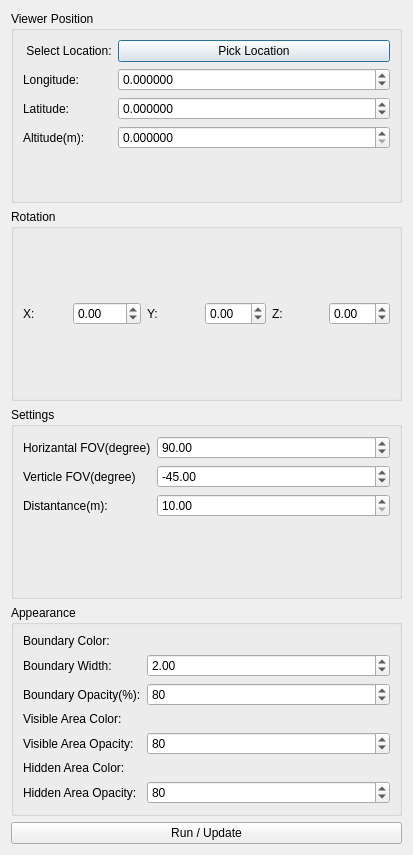
Old version of the form app/ViewshedAnalysisWidget.ui in the repository adithyahk46/GeoLayer-X.
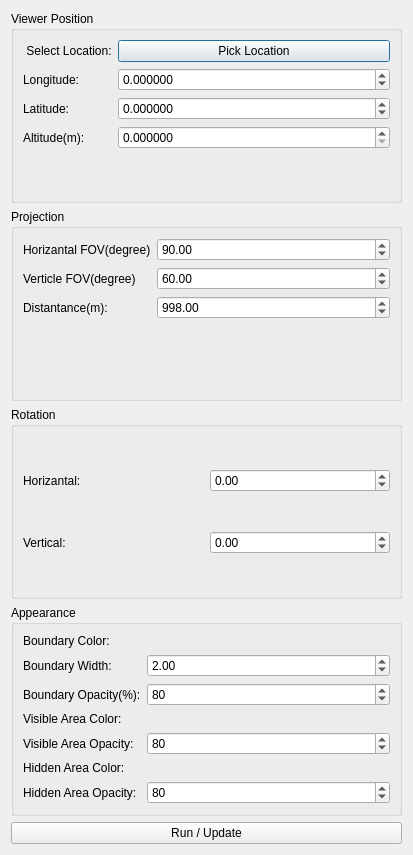
New version of the form.

Commit message: singleCam viewshed updated -shader left

Patch:
```diff
--- a/app/ViewshedAnalysisWidget.ui
+++ b/app/ViewshedAnalysisWidget.ui
@@ -106,94 +106,10 @@
      </layout>
     </widget>
    </item>
-   <item>
-    <widget class="QGroupBox" name="groupBox_2">
-     <property name="title">
-      <string>Rotation</string>
-     </property>
-     <layout class="QHBoxLayout" name="horizontalLayout_4">
-      <item>
-       <layout class="QHBoxLayout" name="horizontalLayout_2">
-        <item>
-         <widget class="QLabel" name="label_roll">
-          <property name="text">
-           <string>X:</string>
-          </property>
-         </widget>
-        </item>
-        <item>
-         <widget class="QDoubleSpinBox" name="sb_xRotation">
-          <property name="minimum">
-           <double>-360.000000000000000</double>
-          </property>
-          <property name="maximum">
-           <double>360.000000000000000</double>
-          </property>
-          <property name="singleStep">
-           <double>10.000000000000000</double>
-          </property>
-          <property name="value">
-           <double>0.000000000000000</double>
-          </property>
-         </widget>
-        </item>
-       </layout>
-      </item>
-      <item>
-       <layout class="QHBoxLayout" name="horizontalLayout">
-        <item>
-         <widget class="QLabel" name="label_pitch">
-          <property name="text">
-           <string>Y:</string>
-          </property>
-         </widget>
-        </item>
-        <item>
-         <widget class="QDoubleSpinBox" name="sb_yRotation">
-          <property name="minimum">
-           <double>-89.000000000000000</double>
-          </property>
-          <property name="maximum">
-           <double>89.000000000000000</double>
-          </property>
-          <property name="singleStep">
-           <double>5.000000000000000</double>
-          </property>
-         </widget>
-        </item>
-       </layout>
-      </item>
-      <item>
-       <layout class="QHBoxLayout" name="horizontalLayout_3">
-        <item>
-         <widget class="QLabel" name="label_pitch_2">
-          <property name="text">
-           <string>Z:</string>
-          </property>
-         </widget>
-        </item>
-        <item>
-         <widget class="QDoubleSpinBox" name="sb_zRotation">
-          <property name="minimum">
-           <double>-89.000000000000000</double>
-          </property>
-          <property name="maximum">
-           <double>89.000000000000000</double>
-          </property>
-          <property name="singleStep">
-           <double>5.000000000000000</double>
-          </property>
-         </widget>
-        </item>
-       </layout>
-      </item>
-     </layout>
-    </widget>
-   </item>
    <item>
     <widget class="QGroupBox" name="groupBox_4">
      <property name="title">
-      <string>Settings</string>
+      <string>Projection</string>
      </property>
      <layout class="QFormLayout" name="formLayout_4">
       <item row="0" column="0">
@@ -206,7 +122,7 @@
       <item row="0" column="1">
        <widget class="QDoubleSpinBox" name="sb_horizantalAngle">
         <property name="minimum">
-         <double>-180.000000000000000</double>
+         <double>0.000000000000000</double>
         </property>
         <property name="maximum">
          <double>180.000000000000000</double>
@@ -232,7 +148,7 @@
          <double>180.000000000000000</double>
         </property>
         <property name="value">
-         <double>-45.000000000000000</double>
+         <double>60.000000000000000</double>
         </property>
        </widget>
       </item>
@@ -252,13 +168,76 @@
          <double>100000.000000000000000</double>
         </property>
         <property name="singleStep">
-         <double>500.000000000000000</double>
+         <double>100.000000000000000</double>
+        </property>
+        <property name="value">
+         <double>998.000000000000000</double>
         </property>
        </widget>
       </item>
      </layout>
     </widget>
    </item>
+   <item>
+    <widget class="QGroupBox" name="groupBox_2">
+     <property name="title">
+      <string>Rotation</string>
+     </property>
+     <layout class="QVBoxLayout" name="verticalLayout_2">
+      <item>
+       <layout class="QHBoxLayout" name="horizontalLayout_2">
+        <item>
+         <widget class="QLabel" name="label_roll">
+          <property name="text">
+           <string>Horizantal:</string>
+          </property>
+         </widget>
+        </item>
+        <item>
+         <widget class="QDoubleSpinBox" name="sb_xRotation">
+          <property name="minimum">
+           <double>-360.000000000000000</double>
+          </property>
+          <property name="maximum">
+           <double>360.000000000000000</double>
+          </property>
+          <property name="singleStep">
+           <double>10.000000000000000</double>
+          </property>
+          <property name="value">
+           <double>0.000000000000000</double>
+          </property>
+         </widget>
+        </item>
+       </layout>
+      </item>
+      <item>
+       <layout class="QHBoxLayout" name="horizontalLayout">
+        <item>
+         <widget class="QLabel" name="label_pitch">
+          <property name="text">
+           <string>Vertical:</string>
+          </property>
+         </widget>
+        </item>
+        <item>
+         <widget class="QDoubleSpinBox" name="sb_yRotation">
+          <property name="minimum">
+           <double>-90.000000000000000</double>
+          </property>
+          <property name="maximum">
+           <double>90.000000000000000</double>
+          </property>
+          <property name="singleStep">
+           <double>10.000000000000000</double>
+          </property>
+         </widget>
+        </item>
+       </layout>
+      </item>
+     </layout>
+    </widget>
+   </item>
    <item>
     <widget class="QGroupBox" name="groupBox_3">
      <property name="title">
```
Left out of the diff: 6 changed lines with no effect on the pictures. The commit also changes 11 other files.
